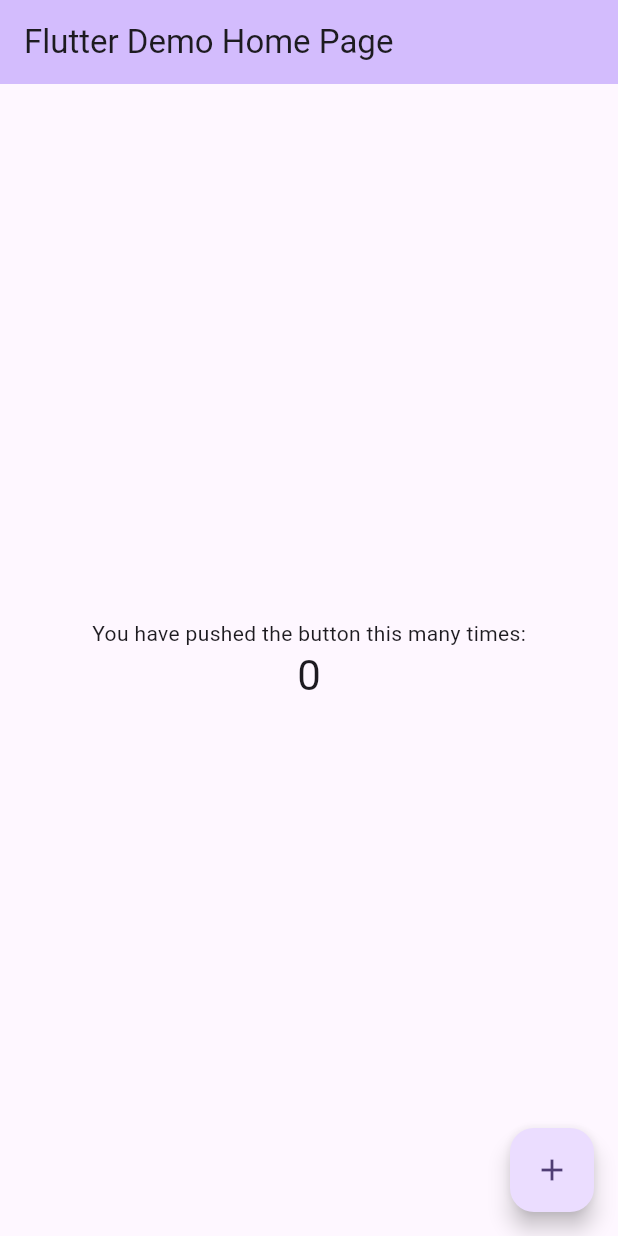
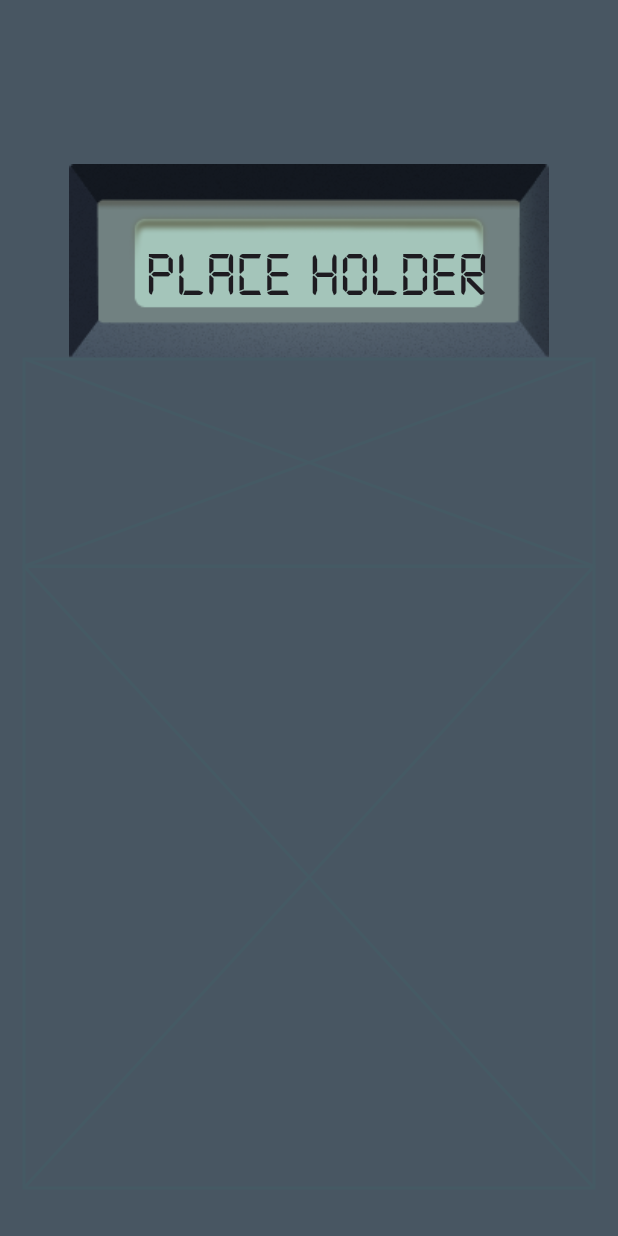
Before and after one commit to GhadaElsheikh/calculator-app, a Flutter app: the screen it shows after launch, on a phone screen of 412 x 824 dp. Run offline on Flutter 3.47's test engine with Material 3 defaults, Android fonts, the phone set to English and light mode, and no system bars.

Commit message:
add calculator display ui

```diff
--- a/analysis_options.yaml
+++ b/analysis_options.yaml
@@ -26,3 +26,11 @@ linter:
 
 # Additional information about this file can be found at
 # https://dart.dev/guides/language/analysis-options
+analyzer:
+  errors:
+    prefer_const_constructors: warning
+    prefer_const_literals_to_create_immutables: warning
+    prefer_const_declarations: warning
+
+formatter:
+trailing_commas: preserve
--- a/lib/main.dart
+++ b/lib/main.dart
@@ -1,122 +1,18 @@
+import 'package:calculator_app/views/home_view.dart';
 import 'package:flutter/material.dart';
 
 void main() {
-  runApp(const MyApp());
+  runApp(const CalculatorApp());
 }
 
-class MyApp extends StatelessWidget {
-  const MyApp({super.key});
+class CalculatorApp extends StatelessWidget {
+  const CalculatorApp({super.key});
 
-  // This widget is the root of your application.
   @override
   Widget build(BuildContext context) {
     return MaterialApp(
-      title: 'Flutter Demo',
-      theme: ThemeData(
-        // This is the theme of your application.
-        //
-        // TRY THIS: Try running your application with "flutter run". You'll see
-        // the application has a purple toolbar. Then, without quitting the app,
-        // try changing the seedColor in the colorScheme below to Colors.green
-        // and then invoke "hot reload" (save your changes or press the "hot
-        // reload" button in a Flutter-supported IDE, or press "r" if you used
-        // the command line to start the app).
-        //
-        // Notice that the counter didn't reset back to zero; the application
-        // state is not lost during the reload. To reset the state, use hot
-        // restart instead.
-        //
-        // This works for code too, not just values: Most code changes can be
-        // tested with just a hot reload.
-        colorScheme: ColorScheme.fromSeed(seedColor: Colors.deepPurple),
-      ),
-      home: const MyHomePage(title: 'Flutter Demo Home Page'),
+      debugShowCheckedModeBanner: false,
+      home: HomeView(),
     );
   }
 }
-
-class MyHomePage extends StatefulWidget {
-  const MyHomePage({super.key, required this.title});
-
-  // This widget is the home page of your application. It is stateful, meaning
-  // that it has a State object (defined below) that contains fields that affect
-  // how it looks.
-
-  // This class is the configuration for the state. It holds the values (in this
-  // case the title) provided by the parent (in this case the App widget) and
-  // used by the build method of the State. Fields in a Widget subclass are
-  // always marked "final".
-
-  final String title;
-
-  @override
-  State<MyHomePage> createState() => _MyHomePageState();
-}
-
-class _MyHomePageState extends State<MyHomePage> {
-  int _counter = 0;
-
-  void _incrementCounter() {
-    setState(() {
-      // This call to setState tells the Flutter framework that something has
-      // changed in this State, which causes it to rerun the build method below
-      // so that the display can reflect the updated values. If we changed
-      // _counter without calling setState(), then the build method would not be
-      // called again, and so nothing would appear to happen.
-      _counter++;
-    });
-  }
-
-  @override
-  Widget build(BuildContext context) {
-    // This method is rerun every time setState is called, for instance as done
-    // by the _incrementCounter method above.
-    //
-    // The Flutter framework has been optimized to make rerunning build methods
-    // fast, so that you can just rebuild anything that needs updating rather
-    // than having to individually change instances of widgets.
-    return Scaffold(
-      appBar: AppBar(
-        // TRY THIS: Try changing the color here to a specific color (to
-        // Colors.amber, perhaps?) and trigger a hot reload to see the AppBar
-        // change color while the other colors stay the same.
-        backgroundColor: Theme.of(context).colorScheme.inversePrimary,
-        // Here we take the value from the MyHomePage object that was created by
-        // the App.build method, and use it to set our appbar title.
-        title: Text(widget.title),
-      ),
-      body: Center(
-        // Center is a layout widget. It takes a single child and positions it
-        // in the middle of the parent.
-        child: Column(
-          // Column is also a layout widget. It takes a list of children and
-          // arranges them vertically. By default, it sizes itself to fit its
-          // children horizontally, and tries to be as tall as its parent.
-          //
-          // Column has various properties to control how it sizes itself and
-          // how it positions its children. Here we use mainAxisAlignment to
-          // center the children vertically; the main axis here is the vertical
-          // axis because Columns are vertical (the cross axis would be
-          // horizontal).
-          //
-          // TRY THIS: Invoke "debug painting" (choose the "Toggle Debug Paint"
-          // action in the IDE, or press "p" in the console), to see the
-          // wireframe for each widget.
-          mainAxisAlignment: MainAxisAlignment.center,
-          children: <Widget>[
-            const Text('You have pushed the button this many times:'),
-            Text(
-              '$_counter',
-              style: Theme.of(context).textTheme.headlineMedium,
-            ),
-          ],
-        ),
-      ),
-      floatingActionButton: FloatingActionButton(
-        onPressed: _incrementCounter,
-        tooltip: 'Increment',
-        child: const Icon(Icons.add),
-      ), // This trailing comma makes auto-formatting nicer for build methods.
-    );
-  }
-}
--- /dev/null
+++ b/lib/views/home_view.dart
@@ -0,0 +1,38 @@
+import 'package:calculator_app/widgets/calculator_display.dart';
+import 'package:calculator_app/widgets/custom_grid_view.dart';
+import 'package:calculator_app/widgets/power_controls.dart';
+import 'package:flutter/material.dart';
+
+class HomeView extends StatelessWidget {
+  const HomeView({super.key});
+
+  @override
+  Widget build(BuildContext context) {
+    return Scaffold(
+      backgroundColor: Color(0xff485662),
+      body: Padding(
+        padding: const EdgeInsets.symmetric(vertical: 32.0, horizontal: 16),
+        child: Column(
+          children: [
+            Expanded(
+              flex: 3,
+              child: Align(
+                  alignment: Alignment.bottomCenter,
+                  child: CalculatorDisplay()),
+            ),
+            Expanded(
+              flex: 2,
+              child: Align(
+                  // alignment: FractionalOffset(0.2, 0.8),
+                  child: PowerControls()),
+            ),
+            Expanded(
+              flex: 6,
+              child: CustomGridView(),
+            )
+          ],
+        ),
+      ),
+    );
+  }
+}
--- /dev/null
+++ b/lib/widgets/calculator_display.dart
@@ -0,0 +1,38 @@
+import 'package:flutter/material.dart';
+
+class CalculatorDisplay extends StatelessWidget {
+  const CalculatorDisplay({super.key});
+
+  @override
+  Widget build(BuildContext context) {
+    double w = MediaQuery.of(context).size.width;
+    double h = MediaQuery.of(context).size.height;
+    return Container(
+      width: w * 0.80,
+      height: h * 0.1575,
+      decoration: BoxDecoration(
+        image: DecorationImage(
+          image: AssetImage('assets/images/calculator_screen.png'),
+          fit: BoxFit.contain,
+        ),
+      ),
+      child: Center(
+        child: SizedBox(
+          width: w * 0.58,
+          height: h * 0.065,
+          child: SingleChildScrollView(
+            scrollDirection: Axis.horizontal,
+            reverse: true,
+            child: Text(
+              'place holder',
+              style: TextStyle(
+                fontFamily: 'digital-7',
+                fontSize: 42,
+              ),
+            ),
+          ),
+        ),
+      ),
+    );
+  }
+}
--- /dev/null
+++ b/lib/widgets/custom_grid_view.dart
@@ -0,0 +1,10 @@
+import 'package:flutter/material.dart';
+
+class CustomGridView extends StatelessWidget {
+  const CustomGridView({super.key});
+
+  @override
+  Widget build(BuildContext context) {
+    return const Placeholder();
+  }
+}
--- /dev/null
+++ b/lib/widgets/power_controls.dart
@@ -0,0 +1,10 @@
+import 'package:flutter/material.dart';
+
+class PowerControls extends StatelessWidget {
+  const PowerControls({super.key});
+
+  @override
+  Widget build(BuildContext context) {
+    return const Placeholder();
+  }
+}
```
Also changed, not shown: pubspec.yaml (+8 -8 lines), assets/fonts/digital-7.ttf (added), assets/images/calculator_screen.png (added), lib/widgets/custom_button.dart (added), pubspec.lock, 1 other file.
